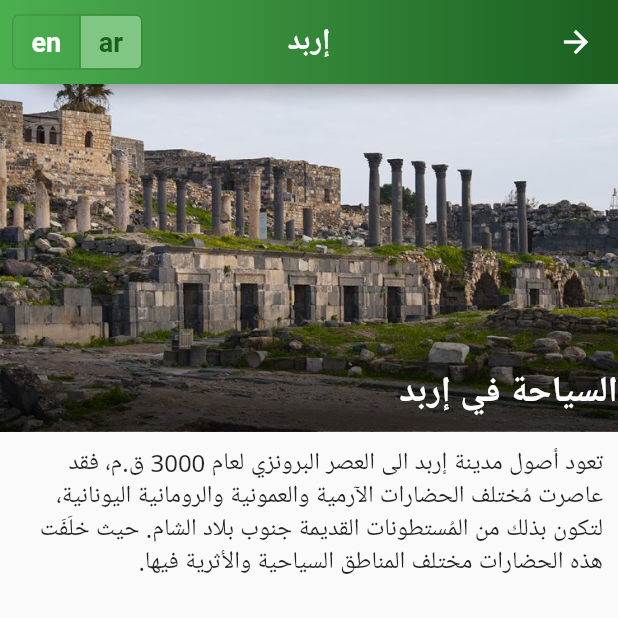
After one commit to Debo15/Irbid-app, a Flutter app: the TourismInfo screen opened directly, after a tap on "ar", on a phone screen of 412 x 824 dp, the top half of it. The commit adds this screen. Run offline on Flutter 3.47's test engine with Material 2 defaults, Android fonts, the phone set to English and light mode, and no system bars; drawn by our look-alikes of carousel_slider; our stand-ins replace google_maps_flutter, sliding_up_panel.

Commit message:
added toggle buttons, content of panel change when a marker is pressed, removed tourismbuttontoggle class, removed settings class, added info button in the tourism map.

```diff
--- a/lib/Controller.dart
+++ b/lib/Controller.dart
@@ -5,7 +5,6 @@ import 'package:irbid/pages/Education.dart';
 import 'package:irbid/pages/Health.dart';
 import 'package:irbid/pages/History.dart';
 import 'package:irbid/pages/HomePage.dart';
-import 'package:irbid/pages/Settings.dart';
 import 'package:irbid/pages/Tourism.dart';
 import 'package:provider/provider.dart';
 import 'generated/l10n.dart';
@@ -29,7 +28,6 @@ class _ControllerState extends State<Controller> {
     EducationPage(),
     TourismPage(),
     HealthPage(),
-    SettingPage(),
   ];
 
   final List<bool> isSelected = [false, true];
--- a/lib/pages/Education.dart
+++ b/lib/pages/Education.dart
@@ -1,6 +1,5 @@
 import 'package:flutter/material.dart';
 import 'package:google_maps_flutter/google_maps_flutter.dart';
-import 'package:irbid/toggleMenu.dart';
 import 'package:irbid/util/map_category.dart';
 import 'package:irbid/widgets/map.dart';
 
--- a/lib/pages/HomePage.dart
+++ b/lib/pages/HomePage.dart
@@ -4,8 +4,6 @@ import 'package:irbid/generated/l10n.dart';
 // const String IrbidIntro = "أهلاً بكم في محافظة إربد عروس الشمال، حللتم سهلاً على أهلها الكِرام، أرض الفتوحات الإسلامية ومجمع الحضارات التاريخية، الآرامية والعمونية والرومانية واليونانية، فكانت تُسمى أرضُ فتحِ الشام. وأبرز معالمها نهر اليرموك المُسمّى تيمُناً بمعركة اليرموك الأبرز على أرض محافظة إربد. وقد سادت المسيحية كديانةٍ لسكانها وصولاً الى الإسلامية في وقتنا الحاضر. وتتكون من تقسيماتٍ إداريةٍ لكُلٍ منها قُراها ذات الـ 133 قرية. وبتعدادِ سُكان يصل الى 2 مليون نسمة مُتركزين في مُنتصفها بالمناطق السهلية المُنبسطة، بمُختلف ثقافاتهم الشعبية والمُمتزجة من شتى أنحاءها. وتعتبر المحافظة من أجمل المناخات في العالم حيث الوادي الأخضـر والذي يشكل مشتى متكامل وجبال دائمة الخُضرة على مدار العام، وسهول خصبة وتوفر الميـاه الجوفية، أي أنها ذات مُناخات امتنوعة، ما شكل حافزاً كبيراً للاستثمار بها في مجال السياحة. لنترككم الأن مع جولةٍ في معالمها بمُختلف قطاعاتها الحضارية. ";
 class HomePage extends StatelessWidget {
   const HomePage({super.key});
-
-  // static const String _title = 'Home page';
 
   @override
   Widget build(BuildContext context) {
@@ -40,10 +38,6 @@ class _HomePage extends State<MyStatefulWidget> with TickerProviderStateMixin {
               child: Text(S.of(context).introIrbid,
                 style: const TextStyle(fontSize: 16),
               ),
-            //   child: const Directionality(
-            //     textDirection: TextDirection.rtl,
-            //     child: Text(IrbidIntro),
-            //   ),
             ),
             Row(
 
--- a/lib/pages/Tourism.dart
+++ b/lib/pages/Tourism.dart
@@ -1,6 +1,4 @@
 import 'package:flutter/material.dart';
-import 'package:google_maps_flutter/google_maps_flutter.dart';
-import 'package:irbid/toggleMenu.dart';
 import 'package:irbid/util/map_category.dart';
 import 'package:irbid/widgets/map.dart';
 
--- /dev/null
+++ b/lib/pages/tourism_info.dart
@@ -0,0 +1,166 @@
+import 'package:carousel_slider/carousel_slider.dart';
+import 'package:flutter/material.dart';
+import 'package:irbid/generated/l10n.dart';
+import 'package:provider/provider.dart';
+
+import '../languageChangeProvider.dart';
+
+class TourismInfo extends StatefulWidget {
+  const TourismInfo({Key? key}) : super(key: key);
+
+  @override
+  State<TourismInfo> createState() => _TourismInfoState();
+}
+
+class _TourismInfoState extends State<TourismInfo> {
+  final double widthImage = 150;
+
+  final List<String> IMGs = const <String>[
+    'assets/Umm-Qais.jpg',
+    'assets/Umm-Qais2.jpg',
+    'assets/Umm-Qais3.jpg',
+    'assets/Umm-Qais4.jpg',
+    'assets/Umm-Qais5.jpg',
+    'assets/Umm-Qais6.jpg'
+  ];
+
+  final List<bool> isSelected = [false, true];
+
+  @override
+  Widget build(BuildContext context) {
+    return Scaffold(
+      appBar: AppBar(
+        shape: const RoundedRectangleBorder(
+          borderRadius: BorderRadius.vertical(
+            bottom: Radius.circular(48.0),
+          ),
+        ),
+        actions: <Widget>[
+          Padding(
+            padding: const EdgeInsets.all(8.0),
+            child: ToggleButtons(
+                constraints:
+                const BoxConstraints(maxHeight: 90.0, minHeight: 35.1),
+                isSelected: isSelected,
+                selectedColor: Colors.green[900],
+                color: Colors.white,
+                // borderColor: Colors.transparent,
+                fillColor: Colors.green.shade300,
+                textStyle: const TextStyle(fontWeight: FontWeight.bold),
+                renderBorder: true,
+                borderRadius: BorderRadius.circular(4),
+                children: const [
+                  Padding(
+                    padding: EdgeInsets.symmetric(horizontal: 12),
+                    child: Text('ar', style: TextStyle(fontSize: 18)),
+                  ),
+                  Padding(
+                    padding: EdgeInsets.symmetric(horizontal: 12),
+                    child: Text('en', style: TextStyle(fontSize: 18)),
+                  ),
+                ],
+                onPressed: (int newIndex) {
+                  setState(() {
+                    for (int index = 0; index < isSelected.length; index++) {
+                      if (index == newIndex) {
+                        context
+                            .read<LanguageChangeProvider>()
+                            .ChangeLocale("en");
+                        isSelected[index] = true;
+                      } else {
+                        context
+                            .read<LanguageChangeProvider>()
+                            .ChangeLocale("ar");
+                        isSelected[index] = false;
+                      }
+                    }
+                  });
+                }),
+          ),
+        ],
+        backgroundColor: Colors.transparent,
+        flexibleSpace: Container(
+          decoration: BoxDecoration(
+            gradient: LinearGradient(
+                colors: [Colors.green.shade500, Colors.green.shade900]),
+          ),
+        ),
+        title: Text(
+          S.of(context).title,
+          style: const TextStyle(
+            fontSize: 20,
+            fontWeight: FontWeight.bold,
+          ),
+        ),
+        centerTitle: true,
+      ),
+      body: SingleChildScrollView(
+        child: Column(
+          mainAxisSize: MainAxisSize.min,
+          mainAxisAlignment: MainAxisAlignment.start,
+          children: [
+            Stack(
+              children: [
+                _buildParallaxBackground(context),
+                _buildGradient(),
+                _buildTitleAndSubtitle(context),
+              ],
+            ),
+            Container(
+              padding: const EdgeInsets.all(10.0),
+              child: Text(
+                S.of(context).tourismIrbid,
+                style: const TextStyle(fontSize: 16),
+              ),
+            ),
+          ],
+        ),
+      ),
+    );
+  }
+
+  Widget _buildParallaxBackground(BuildContext context) {
+    return CarouselSlider.builder(
+      itemCount: IMGs.length,
+      itemBuilder: (BuildContext context, int itemIndex, int pageViewIndex) =>
+          Container(
+              width: MediaQuery.of(context).size.width,
+              child: Image.asset(IMGs[itemIndex], fit: BoxFit.cover)),
+      options: CarouselOptions(
+        autoPlay: true,
+        aspectRatio: 16 / 9,
+        enlargeCenterPage: true,
+        viewportFraction: 1.0,
+      ),
+    );
+  }
+
+  Widget _buildGradient() {
+    return Positioned.fill(
+      child: DecoratedBox(
+        decoration: BoxDecoration(
+          gradient: LinearGradient(
+            colors: [Colors.transparent, Colors.black.withOpacity(0.7)],
+            begin: Alignment.topCenter,
+            end: Alignment.bottomCenter,
+            stops: const [0.6, 0.95],
+          ),
+        ),
+      ),
+    );
+  }
+
+  Widget _buildTitleAndSubtitle(BuildContext context) {
+    return Positioned(
+      bottom: 10,
+      child: Text(
+        S.of(context).irbidTou,
+        style: const TextStyle(
+          color: Colors.white,
+          fontSize: 24,
+          fontWeight: FontWeight.bold,
+        ),
+      ),
+    );
+  }
+}
```
Also changed, not shown: lib/pages/Settings.dart (deleted, +0 -16 lines), lib/toggleMenu.dart (deleted, +0 -82 lines), lib/widgets/map.dart (+145 -36 lines).
